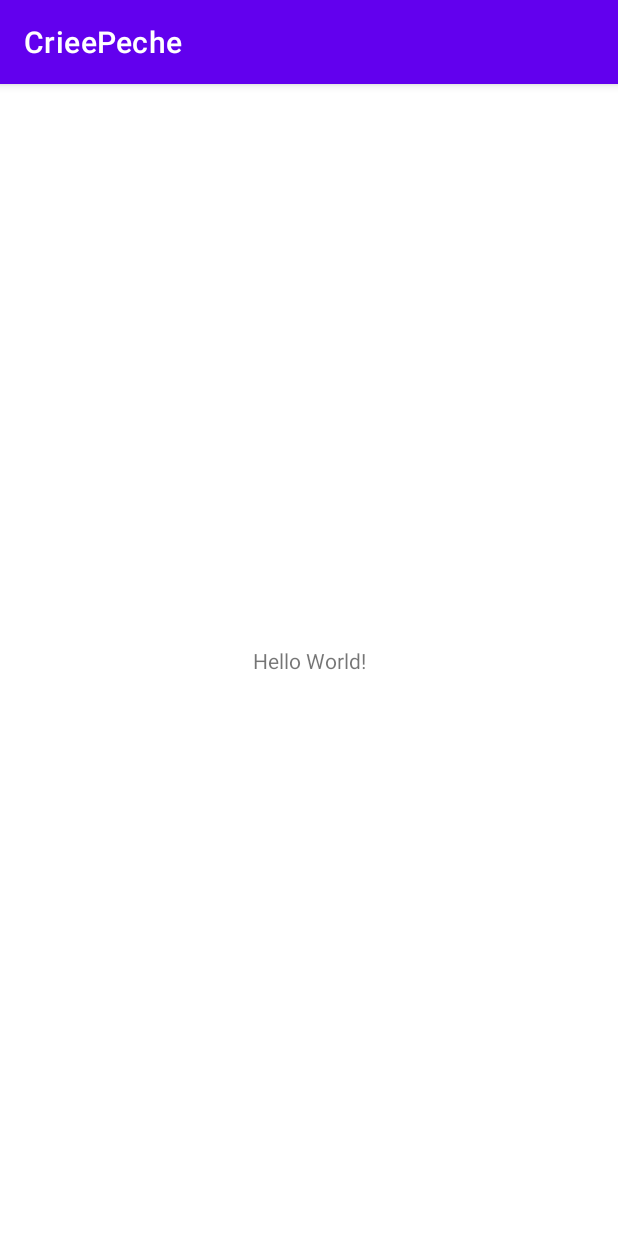
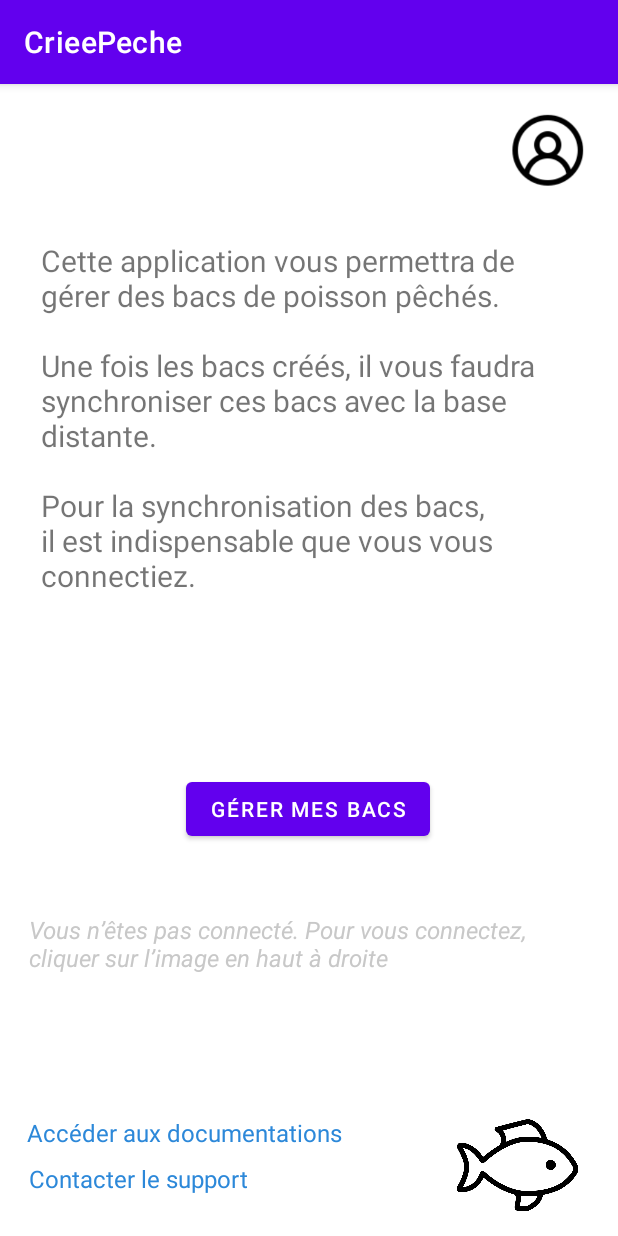
Before and after one commit to debutyohan/CrieePeche, an Android app: the screen it shows after launch (MainActivity), on a phone screen of 412 x 824 dp. Run offline under Robolectric (Android 15) with nearby library versions, the phone set to English and light mode, and no system bars.

Commit message:
développement de la page d'accueil de l'application

```diff
--- a/app/src/main/AndroidManifest.xml
+++ b/app/src/main/AndroidManifest.xml
@@ -18,6 +18,10 @@
                 <category android:name="android.intent.category.LAUNCHER" />
             </intent-filter>
         </activity>
+        <activity
+            android:name=".listBacs"
+            android:screenOrientation="portrait"
+            />
     </application>
 
 </manifest>
--- a/app/src/main/java/org/example/crieepeche/MainActivity.java
+++ b/app/src/main/java/org/example/crieepeche/MainActivity.java
@@ -2,13 +2,31 @@ package org.example.crieepeche;
 
 import androidx.appcompat.app.AppCompatActivity;
 
+import android.content.Intent;
 import android.os.Bundle;
+import android.view.View;
+import android.widget.Button;
+
+import org.example.crieepeche.R;
 
 public class MainActivity extends AppCompatActivity {
+    private Button btn_afficherbacs;
 
     @Override
     protected void onCreate(Bundle savedInstanceState) {
         super.onCreate(savedInstanceState);
         setContentView(R.layout.activity_main);
+        btn_afficherbacs = (Button) findViewById(R.id.btn_afficherbacs);
+        btn_afficherbacs.setOnClickListener(new View.OnClickListener() {
+            @Override
+            public void onClick(View view) {
+                listBacs();
+            }
+        });
+    }
+
+    public void listBacs() {
+        Intent intent = new Intent(this, listBacs.class);
+        startActivity(intent);
     }
 }
--- /dev/null
+++ b/app/src/main/java/org/example/crieepeche/listBacs.java
@@ -0,0 +1,11 @@
+package org.example.crieepeche;
+
+import androidx.appcompat.app.AppCompatActivity;
+
+import android.content.Intent;
+import android.os.Bundle;
+import android.view.View;
+import android.widget.Button;
+
+public class listBacs extends AppCompatActivity {
+}
--- a/app/src/main/res/layout/activity_main.xml
+++ b/app/src/main/res/layout/activity_main.xml
@@ -7,12 +7,99 @@
     tools:context=".MainActivity">
 
     <TextView
-        android:layout_width="wrap_content"
-        android:layout_height="wrap_content"
-        android:text="Hello World!"
+        android:id="@+id/txt_description"
+        android:layout_width="358dp"
+        android:layout_height="264dp"
+        android:text="Cette application vous permettra de gérer des bacs de poisson pêchés.\n\nUne fois les bacs créés, il vous faudra synchroniser ces bacs avec la base distante.\n\nPour la synchronisation des bacs, il est indispensable que vous vous connectiez."
+        android:textSize="20sp"
         app:layout_constraintBottom_toBottomOf="parent"
         app:layout_constraintLeft_toLeftOf="parent"
         app:layout_constraintRight_toRightOf="parent"
-        app:layout_constraintTop_toTopOf="parent" />
+        app:layout_constraintTop_toTopOf="parent"
+        app:layout_constraintVertical_bias="0.207"
+        tools:ignore="HardcodedText" />
+
+    <Button
+        android:id="@+id/btn_afficherbacs"
+        android:layout_width="wrap_content"
+        android:layout_height="wrap_content"
+        android:text="Gérer mes bacs"
+        app:layout_constraintBottom_toBottomOf="parent"
+        app:layout_constraintEnd_toEndOf="parent"
+        app:layout_constraintHorizontal_bias="0.497"
+        app:layout_constraintStart_toStartOf="parent"
+        app:layout_constraintTop_toTopOf="parent"
+        app:layout_constraintVertical_bias="0.638"
+        tools:ignore="HardcodedText,MissingConstraints" />
+
+    <TextView
+        android:id="@+id/txt_ifconnectuser"
+        android:layout_width="372dp"
+        android:layout_height="46dp"
+        android:layout_marginTop="17dp"
+        android:text="Vous n’êtes pas connecté. Pour vous connectez, cliquer sur l’image en haut à droite"
+        android:textColor="#C8C8C8"
+        android:textSize="16sp"
+        android:textStyle="italic"
+        app:layout_constraintBottom_toBottomOf="parent"
+        app:layout_constraintEnd_toEndOf="parent"
+        app:layout_constraintHorizontal_bias="0.487"
+        app:layout_constraintStart_toStartOf="parent"
+        app:layout_constraintTop_toBottomOf="@+id/btn_afficherbacs"
+        app:layout_constraintVertical_bias="0.141"
+        tools:ignore="HardcodedText" />
+
+    <ImageView
+        android:id="@+id/imageView"
+        android:layout_width="134dp"
+        android:layout_height="61dp"
+        app:layout_constraintBottom_toBottomOf="parent"
+        app:layout_constraintEnd_toEndOf="parent"
+        app:layout_constraintHorizontal_bias="1.0"
+        app:layout_constraintStart_toStartOf="parent"
+        app:layout_constraintTop_toTopOf="parent"
+        app:layout_constraintVertical_bias="0.976"
+        app:srcCompat="@drawable/pngegg" />
+
+    <ImageView
+        android:id="@+id/imageView2"
+        android:layout_width="58dp"
+        android:layout_height="60dp"
+        app:layout_constraintBottom_toBottomOf="parent"
+        app:layout_constraintEnd_toEndOf="parent"
+        app:layout_constraintHorizontal_bias="0.954"
+        app:layout_constraintStart_toStartOf="parent"
+        app:layout_constraintTop_toTopOf="parent"
+        app:layout_constraintVertical_bias="0.023"
+        app:srcCompat="@drawable/icons8_utilisateur_96" />
+
+    <TextView
+        android:id="@+id/txt_doc"
+        android:layout_width="wrap_content"
+        android:layout_height="wrap_content"
+        android:layout_marginEnd="37dp"
+        android:text="Accéder aux documentations"
+        android:textColor="#2C88D9"
+        android:textSize="16sp"
+        app:layout_constraintBottom_toBottomOf="parent"
+        app:layout_constraintEnd_toStartOf="@+id/imageView"
+        app:layout_constraintHorizontal_bias="0.593"
+        app:layout_constraintStart_toStartOf="parent"
+        app:layout_constraintTop_toTopOf="parent"
+        app:layout_constraintVertical_bias="0.922" />
+
+    <TextView
+        android:id="@+id/txt_support"
+        android:layout_width="wrap_content"
+        android:layout_height="wrap_content"
+        android:text="Contacter le support"
+        android:textColor="#2C88D9"
+        android:textSize="16sp"
+        app:layout_constraintBottom_toBottomOf="parent"
+        app:layout_constraintEnd_toStartOf="@+id/imageView"
+        app:layout_constraintHorizontal_bias="0.145"
+        app:layout_constraintStart_toStartOf="parent"
+        app:layout_constraintTop_toTopOf="parent"
+        app:layout_constraintVertical_bias="0.963" />
 
 </androidx.constraintlayout.widget.ConstraintLayout>
```
Also changed, not shown: app/src/main/res/drawable/icons8_utilisateur_96.png (added), app/src/main/res/drawable/pngegg.png (added), 1 other file.
